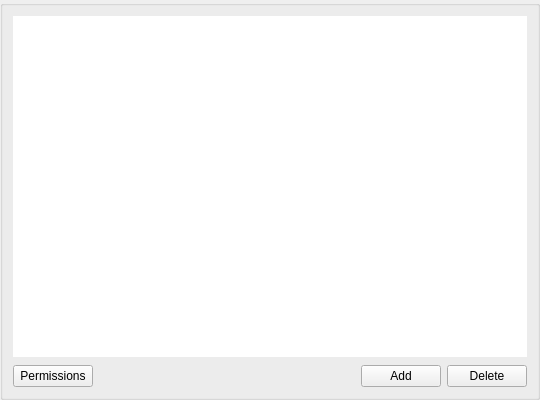
This is src/MEGASync/gui/ui/RemoteItemUi.ui in meganz/MEGAsync as Qt 5 draws it before an edit. The edited form follows.
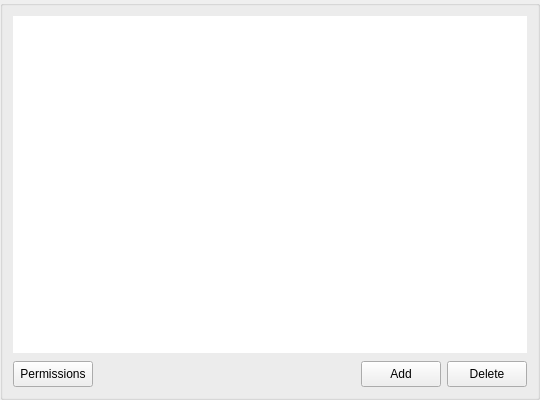
This is the edited form. Icons and pictures are not drawn.

Patch:
```diff
--- a/src/MEGASync/gui/ui/RemoteItemUi.ui
+++ b/src/MEGASync/gui/ui/RemoteItemUi.ui
@@ -13,6 +13,12 @@
   <property name="windowTitle">
    <string/>
   </property>
+  <property name="styleSheet">
+   <string notr="true">#wControlButtons
+{
+background-color: transparent;
+}</string>
+  </property>
   <layout class="QVBoxLayout" name="verticalLayout">
    <property name="spacing">
     <number>0</number>
@@ -116,6 +122,18 @@
          </property>
          <item>
           <widget class="QPushButton" name="bPermissions">
+           <property name="minimumSize">
+            <size>
+             <width>0</width>
+             <height>26</height>
+            </size>
+           </property>
+           <property name="maximumSize">
+            <size>
+             <width>16777215</width>
+             <height>26</height>
+            </size>
+           </property>
            <property name="cursor">
             <cursorShape>PointingHandCursor</cursorShape>
            </property>
@@ -142,6 +160,18 @@
          </item>
          <item>
           <widget class="QPushButton" name="bAdd">
+           <property name="minimumSize">
+            <size>
+             <width>0</width>
+             <height>26</height>
+            </size>
+           </property>
+           <property name="maximumSize">
+            <size>
+             <width>16777215</width>
+             <height>26</height>
+            </size>
+           </property>
            <property name="cursor">
             <cursorShape>PointingHandCursor</cursorShape>
            </property>
@@ -162,6 +192,18 @@
          </item>
          <item>
           <widget class="QPushButton" name="bDelete">
+           <property name="minimumSize">
+            <size>
+             <width>0</width>
+             <height>26</height>
+            </size>
+           </property>
+           <property name="maximumSize">
+            <size>
+             <width>16777215</width>
+             <height>26</height>
+            </size>
+           </property>
            <property name="cursor">
             <cursorShape>PointingHandCursor</cursorShape>
            </property>
```
Left out of the diff: 43 changed lines with no effect on the pictures.
